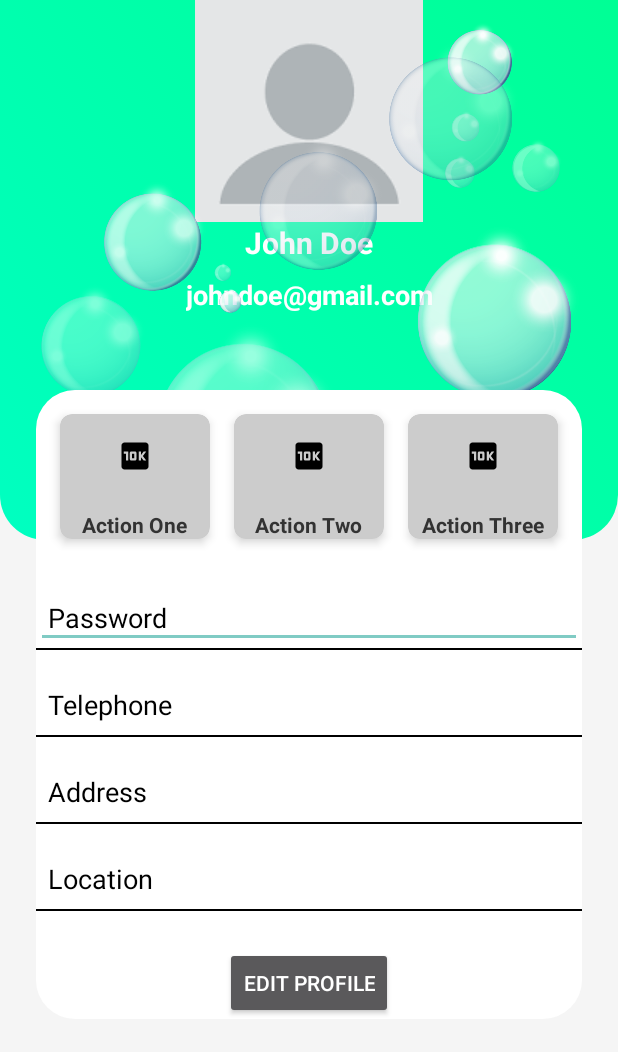
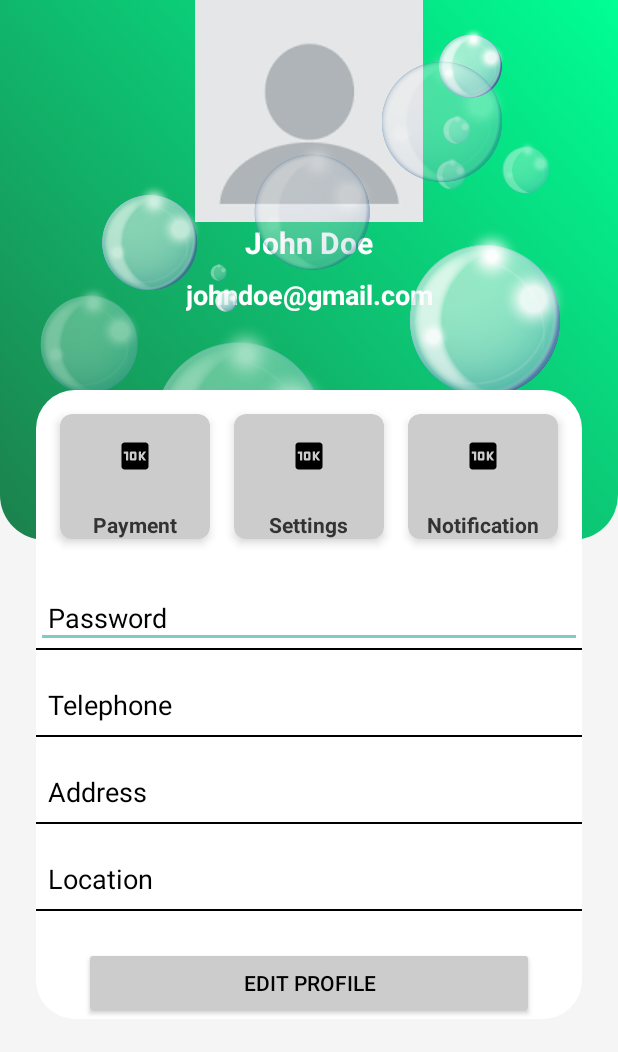
Before and after one commit to rachel648/user_profile, an Android app: the screen it shows after launch (MainActivity), on a phone screen of 412 x 824 dp. Shown: the top 1052 px of the screen. Run offline under Robolectric (Android 15) with nearby library versions, the phone set to English and light mode, and no system bars.

Commit message:
overlap sucess

```diff
--- a/app/src/main/res/drawable/top_background.xml
+++ b/app/src/main/res/drawable/top_background.xml
@@ -2,7 +2,7 @@
 <selector xmlns:android="http://schemas.android.com/apk/res/android">
     <item>
         <shape android:shape="rectangle">
-            <gradient android:startColor="#00ffc1" android:endColor="#00ff95" android:angle="45"/>
+            <gradient android:startColor="#1C804C" android:endColor="#00ff95" android:angle="45"/>
             <corners android:bottomRightRadius="30dp" android:bottomLeftRadius="30dp"/>
         </shape>
     </item>
--- a/app/src/main/res/layout/activity_main.xml
+++ b/app/src/main/res/layout/activity_main.xml
@@ -69,8 +69,8 @@
 
                     <ImageView
                         android:id="@+id/imageView2"
-                        android:layout_width="wrap_content"
-                        android:layout_height="wrap_content"
+                        android:layout_width="404dp"
+                        android:layout_height="360dp"
                         android:scaleType="centerCrop"
                         app:layout_constraintTop_toTopOf="parent"
                         app:srcCompat="@drawable/hello" />
@@ -123,7 +123,7 @@
                                 android:layout_width="wrap_content"
                                 android:layout_height="wrap_content"
                                 android:paddingTop="8dp"
-                                android:text="Action One"
+                                android:text="Payment"
                                 android:textColor="#333333"
                                 android:textSize="14sp"
                                 android:textStyle="bold" />
@@ -157,7 +157,7 @@
                                 android:layout_width="wrap_content"
                                 android:layout_height="wrap_content"
                                 android:paddingTop="8dp"
-                                android:text="Action Two"
+                                android:text="Settings"
                                 android:textColor="#333333"
                                 android:textSize="14sp"
                                 android:textStyle="bold" />
@@ -191,7 +191,7 @@
                                 android:layout_width="wrap_content"
                                 android:layout_height="wrap_content"
                                 android:paddingTop="8dp"
-                                android:text="Action Three"
+                                android:text="Notification"
                                 android:textColor="#333333"
                                 android:textSize="14sp"
                                 android:textStyle="bold" />
@@ -262,11 +262,13 @@
 
                 <Button
                     android:id="@+id/submitButton"
-                    android:layout_width="wrap_content"
+                    android:layout_width="300dp"
                     android:layout_height="wrap_content"
                     android:layout_gravity="center"
                     android:layout_marginTop="24dp"
-                    android:text="Edit Profile" />
+                    android:text="Edit Profile"
+                    android:textColor="@color/black"
+                    android:backgroundTint="#CCCCCC"/>
 
             </LinearLayout>
         </LinearLayout>
```
